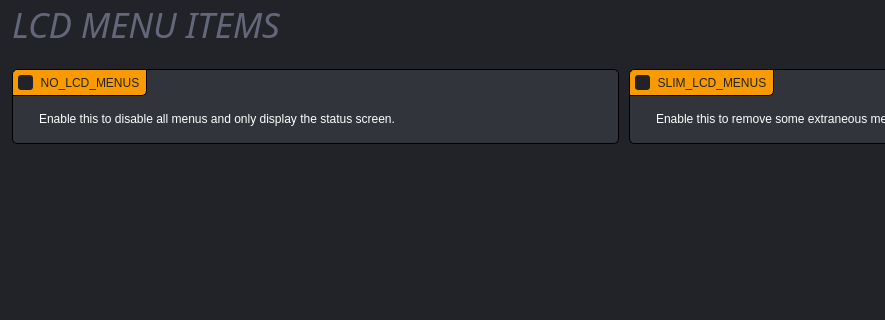
Qt form gui/LCDMenuItemsPage.ui (SimonBuxx/iloop-marlin-configurator) before a commit; both pictures show x 0 to 885 and y 0 to 320 of the 1252 by 496 pixel window.
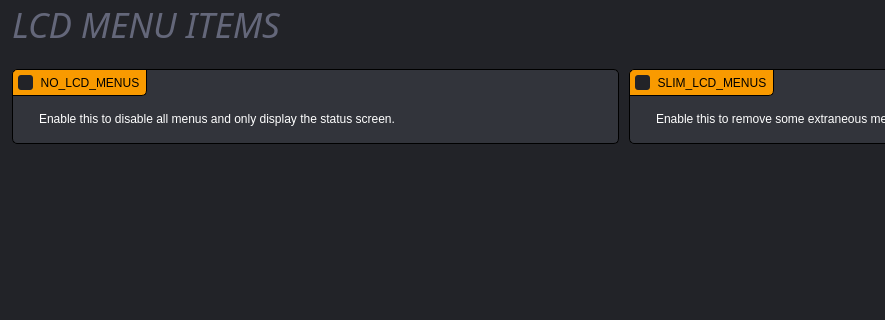
The same form after that commit. Icons and pictures are not drawn.

What changed in the file:
```diff
--- a/gui/LCDMenuItemsPage.ui
+++ b/gui/LCDMenuItemsPage.ui
@@ -50,7 +50,7 @@
 
 QGroupBox::title {
 	background: rgb(249, 154, 0);
-	color: rgb(34, 35, 40);
+	color: black;
     padding: 5px;
 	border: 1px solid black;
 	border-top-left-radius: 5px;
```
